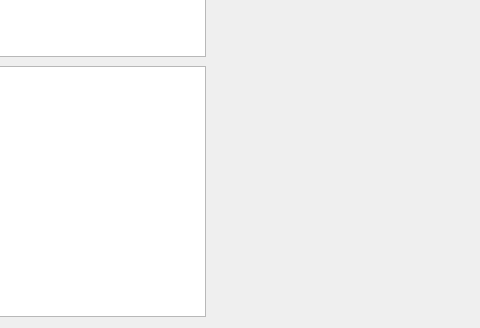
First picture: the form in qt_mvc/widget.ui, repository Dreamfuture1/test-of-qtcode, before the edit; both pictures show x 405 to 885 and y 294 to 622 of the 885 by 622 pixel window.
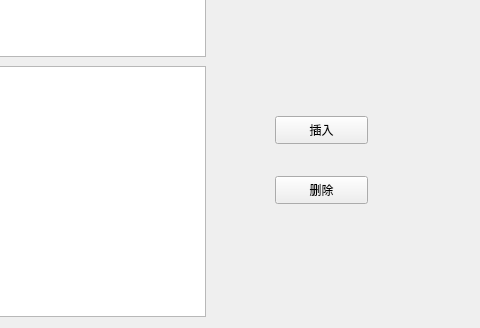
Second picture: the form after the edit.

Commit message: 完整显示不同view之间互相插入和删除

```diff
--- a/qt_mvc/widget.ui
+++ b/qt_mvc/widget.ui
@@ -59,6 +59,32 @@
     </rect>
    </property>
   </widget>
+  <widget class="QPushButton" name="insert2l">
+   <property name="geometry">
+    <rect>
+     <x>680</x>
+     <y>410</y>
+     <width>93</width>
+     <height>28</height>
+    </rect>
+   </property>
+   <property name="text">
+    <string>插入</string>
+   </property>
+  </widget>
+  <widget class="QPushButton" name="del2">
+   <property name="geometry">
+    <rect>
+     <x>680</x>
+     <y>470</y>
+     <width>93</width>
+     <height>28</height>
+    </rect>
+   </property>
+   <property name="text">
+    <string>删除</string>
+   </property>
+  </widget>
  </widget>
  <layoutdefault spacing="6" margin="11"/>
  <resources/>
```
The commit also changes 3 other files.
